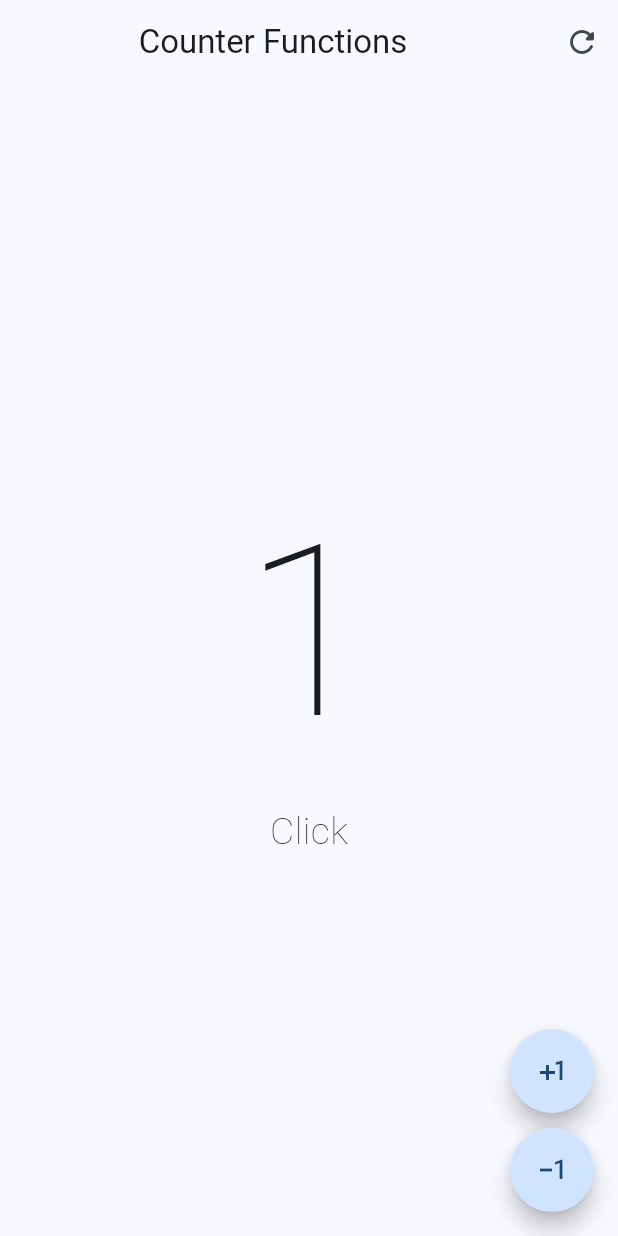
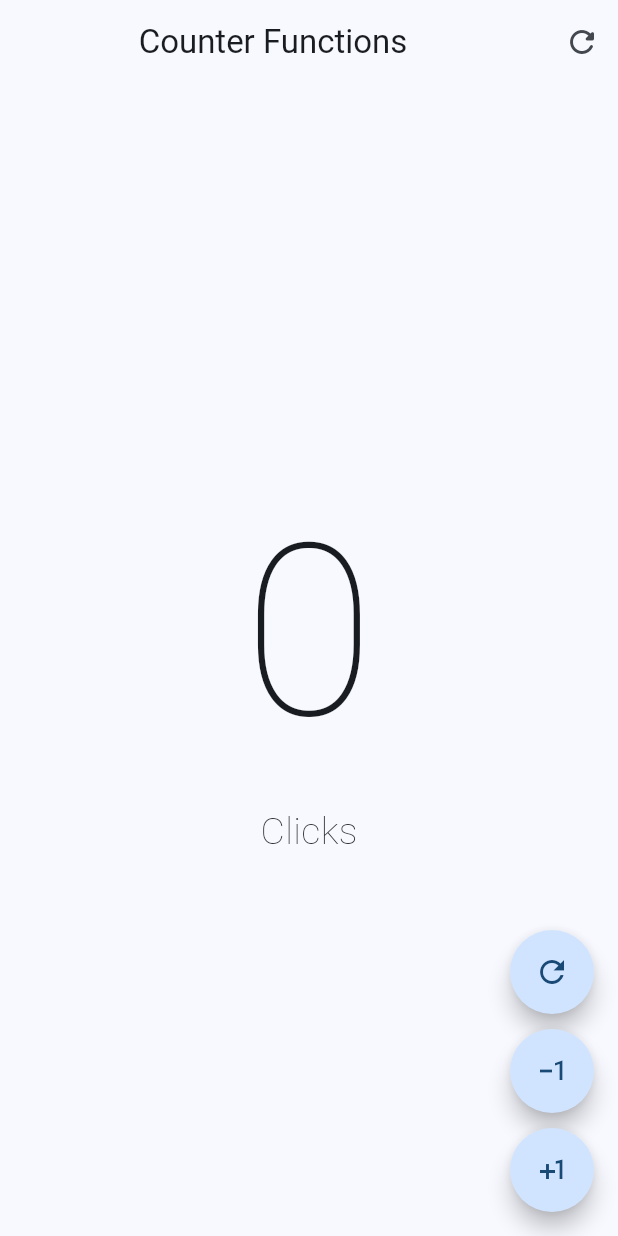
Before and after one commit to lobo6296/hello_world_app, a Flutter app: the screen it shows after launch, after a tap on the "plus one" icon, on a phone screen of 412 x 824 dp. Run offline on Flutter 3.47's test engine with Material 3 defaults, Android fonts, the phone set to English and light mode, and no system bars.

```diff
--- a/lib/presentation/screens/counter/counter_functions_screen.dart
+++ b/lib/presentation/screens/counter/counter_functions_screen.dart
@@ -51,32 +51,34 @@ class _CounterFunctionsScreenState extends State<CounterFunctionsScreen> {
         floatingActionButton: Column(
           mainAxisAlignment: MainAxisAlignment.end,
           children: [
-            FloatingActionButton(
-              shape: const StadiumBorder(),
-              onPressed: () {
-                clickCounter += 1;
-                setState(() {});
-                // setState(() {
-                //   clickCounter += 1;
-                // });
-              },
-              child: const Icon(Icons.plus_one),
-            ),
+            CustomButton(icon: Icons.refresh_outlined),
             const SizedBox(
               height: 10,
             ),
-            FloatingActionButton(
-              shape: const StadiumBorder(),
-              onPressed: () {
-                clickCounter--;
-                setState(() {});
-                // setState(() {
-                //   clickCounter += 1;
-                // });
-              },
-              child: const Icon(Icons.exposure_minus_1_outlined),
+            CustomButton(icon: Icons.exposure_minus_1_outlined),
+            const SizedBox(
+              height: 10,
             ),
+            CustomButton(icon: Icons.plus_one),
           ],
         ));
   }
 }
+
+class CustomButton extends StatelessWidget {
+  final IconData icon;
+
+  const CustomButton({
+    super.key,
+    required this.icon,
+  });
+
+  @override
+  Widget build(BuildContext context) {
+    return FloatingActionButton(
+      shape: const StadiumBorder(),
+      onPressed: () {},
+      child: Icon(icon),
+    );
+  }
+}
```
